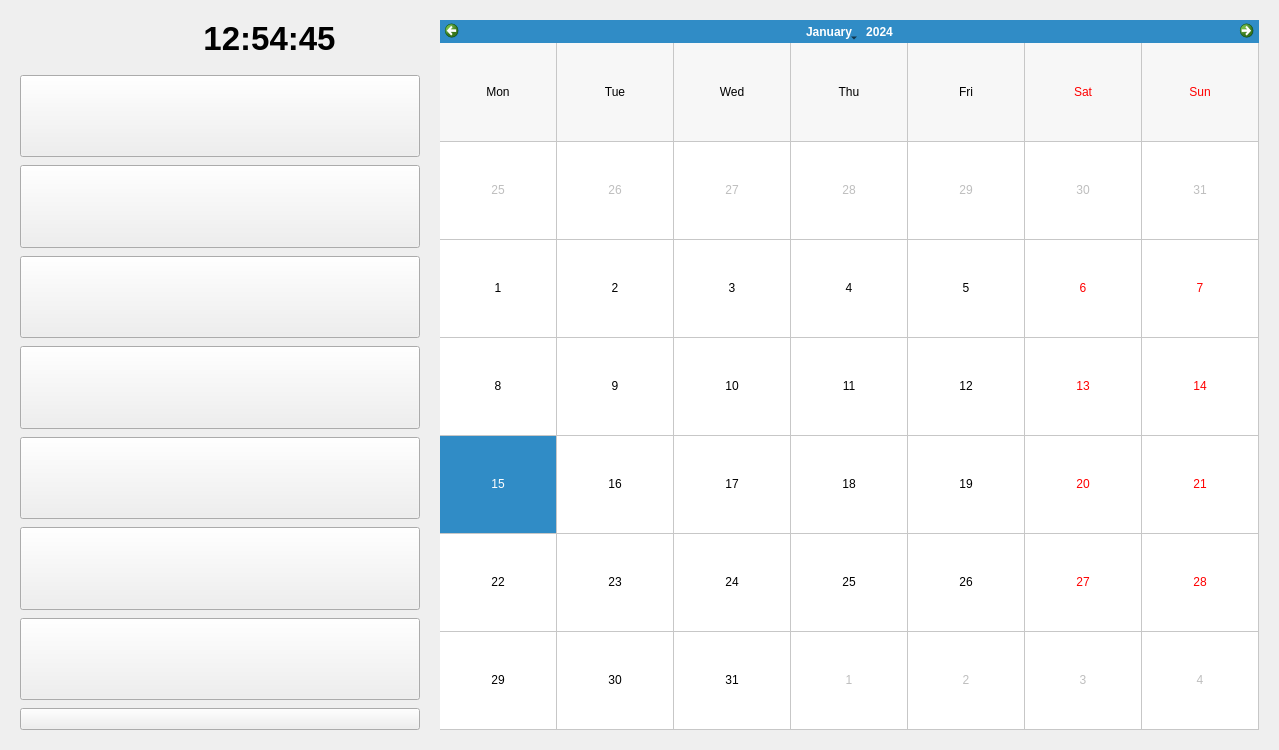
Qt form ui/main_window.ui (Raccispini/Progetto-Hotel) before a commit.
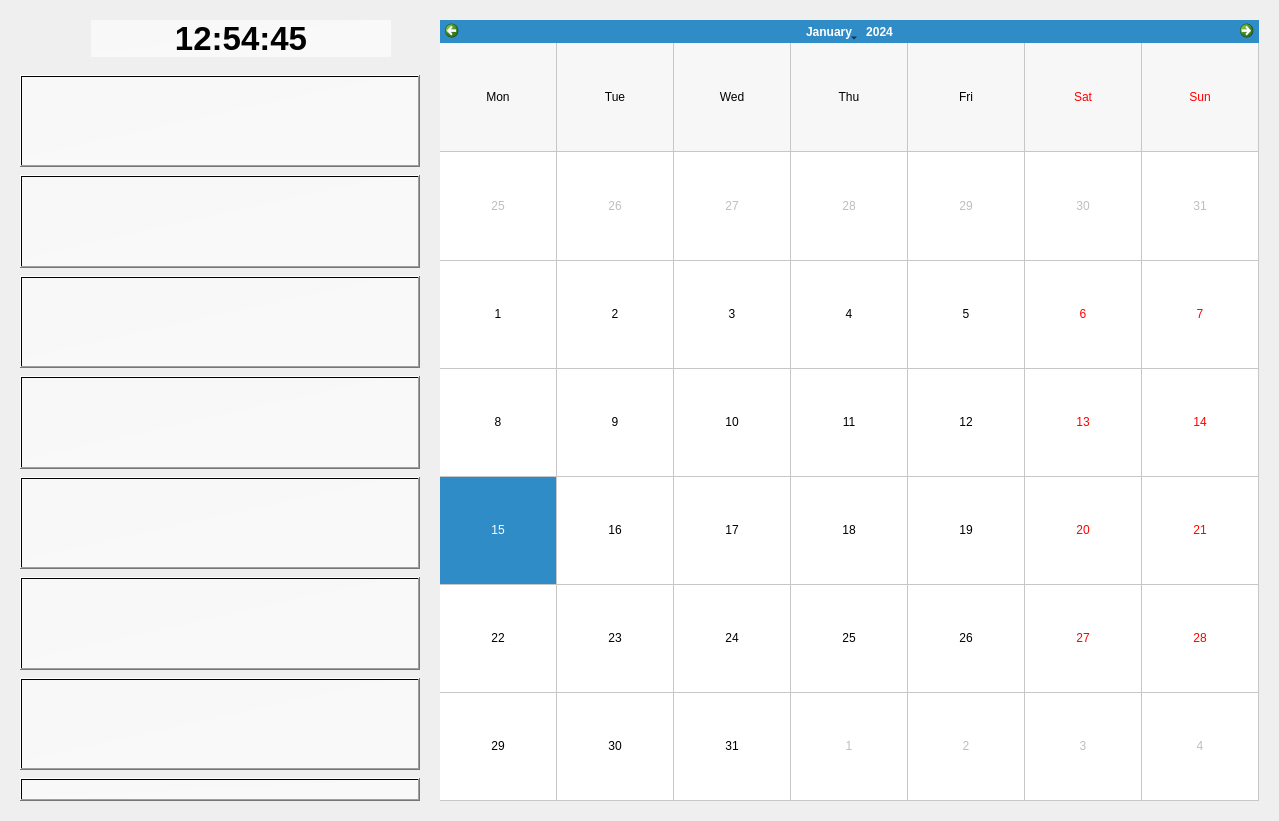
The same form after that commit. Icons and pictures are not drawn.

The edit to the form file:
```diff
--- a/ui/main_window.ui
+++ b/ui/main_window.ui
@@ -10,7 +10,7 @@
     <x>0</x>
     <y>0</y>
     <width>1279</width>
-    <height>750</height>
+    <height>821</height>
    </rect>
   </property>
   <property name="sizeIncrement">
@@ -98,11 +98,17 @@
           <item>
            <widget class="QLabel" name="orario">
             <property name="sizePolicy">
-             <sizepolicy hsizetype="Fixed" vsizetype="Fixed">
+             <sizepolicy hsizetype="Expanding" vsizetype="Fixed">
               <horstretch>0</horstretch>
               <verstretch>0</verstretch>
              </sizepolicy>
             </property>
+            <property name="maximumSize">
+             <size>
+              <width>300</width>
+              <height>16777215</height>
+             </size>
+            </property>
             <property name="font">
              <font>
               <family>Arial</family>
@@ -111,6 +117,10 @@
               <bold>true</bold>
              </font>
             </property>
+            <property name="styleSheet">
+             <string notr="true">background-image: url(:/main/tpg.png);
+background-color: qlineargradient(spread:pad, x1:0, y1:0, x2:1, y2:1, stop:0 rgba(255, 255, 255, 140), stop:1 rgba(255, 255, 255, 165));</string>
+            </property>
             <property name="text">
              <string>12:54:45</string>
             </property>
@@ -141,6 +151,10 @@
             <height>16777215</height>
            </size>
           </property>
+          <property name="styleSheet">
+           <string notr="true">background-image: url(:/main/tpg.png);
+background-color: qlineargradient(spread:pad, x1:0, y1:0, x2:1, y2:1, stop:0 rgba(255, 255, 255, 140), stop:1 rgba(255, 255, 255, 165));</string>
+          </property>
           <property name="text">
            <string/>
           </property>
@@ -179,6 +193,10 @@
             <height>16777215</height>
            </size>
           </property>
+          <property name="styleSheet">
+           <string notr="true">background-image: url(:/main/tpg.png);
+background-color: qlineargradient(spread:pad, x1:0, y1:0, x2:1, y2:1, stop:0 rgba(255, 255, 255, 140), stop:1 rgba(255, 255, 255, 165));</string>
+          </property>
           <property name="text">
            <string/>
           </property>
@@ -208,6 +226,10 @@
             <height>16777215</height>
            </size>
           </property>
+          <property name="styleSheet">
+           <string notr="true">background-image: url(:/main/tpg.png);
+background-color: qlineargradient(spread:pad, x1:0, y1:0, x2:1, y2:1, stop:0 rgba(255, 255, 255, 140), stop:1 rgba(255, 255, 255, 165));</string>
+          </property>
           <property name="text">
            <string/>
           </property>
@@ -237,6 +259,10 @@
             <height>16777215</height>
            </size>
           </property>
+          <property name="styleSheet">
+           <string notr="true">background-image: url(:/main/tpg.png);
+background-color: qlineargradient(spread:pad, x1:0, y1:0, x2:1, y2:1, stop:0 rgba(255, 255, 255, 140), stop:1 rgba(255, 255, 255, 165));</string>
+          </property>
           <property name="text">
            <string/>
           </property>
@@ -266,6 +292,10 @@
             <height>16777215</height>
            </size>
           </property>
+          <property name="styleSheet">
+           <string notr="true">background-image: url(:/main/tpg.png);
+background-color: qlineargradient(spread:pad, x1:0, y1:0, x2:1, y2:1, stop:0 rgba(255, 255, 255, 140), stop:1 rgba(255, 255, 255, 165));</string>
+          </property>
           <property name="text">
            <string/>
           </property>
@@ -295,6 +325,10 @@
             <height>16777215</height>
            </size>
           </property>
+          <property name="styleSheet">
+           <string notr="true">background-image: url(:/main/tpg.png);
+background-color: qlineargradient(spread:pad, x1:0, y1:0, x2:1, y2:1, stop:0 rgba(255, 255, 255, 140), stop:1 rgba(255, 255, 255, 165));</string>
+          </property>
           <property name="text">
            <string/>
           </property>
@@ -330,6 +364,10 @@
             <height>16777215</height>
            </size>
           </property>
+          <property name="styleSheet">
+           <string notr="true">background-image: url(:/main/tpg.png);
+background-color: qlineargradient(spread:pad, x1:0, y1:0, x2:1, y2:1, stop:0 rgba(255, 255, 255, 140), stop:1 rgba(255, 255, 255, 165));</string>
+          </property>
           <property name="text">
            <string/>
           </property>
@@ -359,6 +397,10 @@
             <height>16777215</height>
            </size>
           </property>
+          <property name="styleSheet">
+           <string notr="true">background-image: url(:/main/tpg.png);
+background-color: qlineargradient(spread:pad, x1:0, y1:0, x2:1, y2:1, stop:0 rgba(255, 255, 255, 140), stop:1 rgba(255, 255, 255, 165));</string>
+          </property>
           <property name="text">
            <string/>
           </property>
```
Left out of the diff: 7 changed lines with no effect on the pictures.
